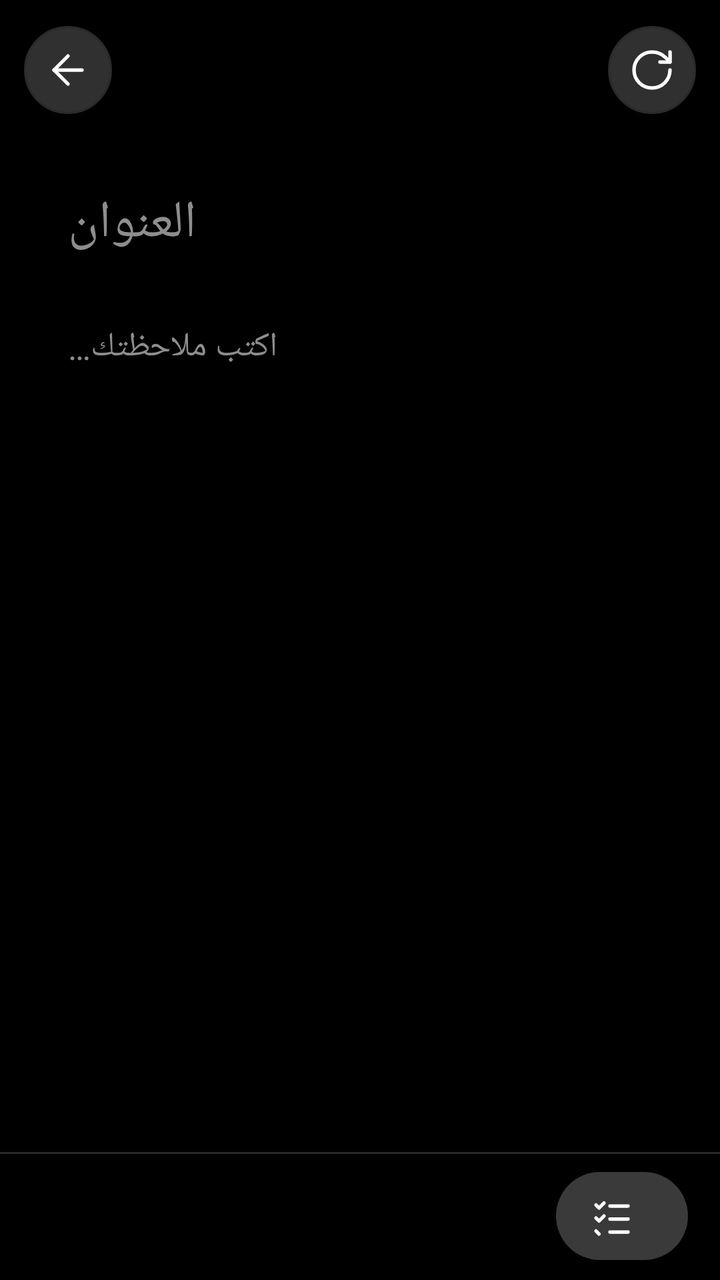
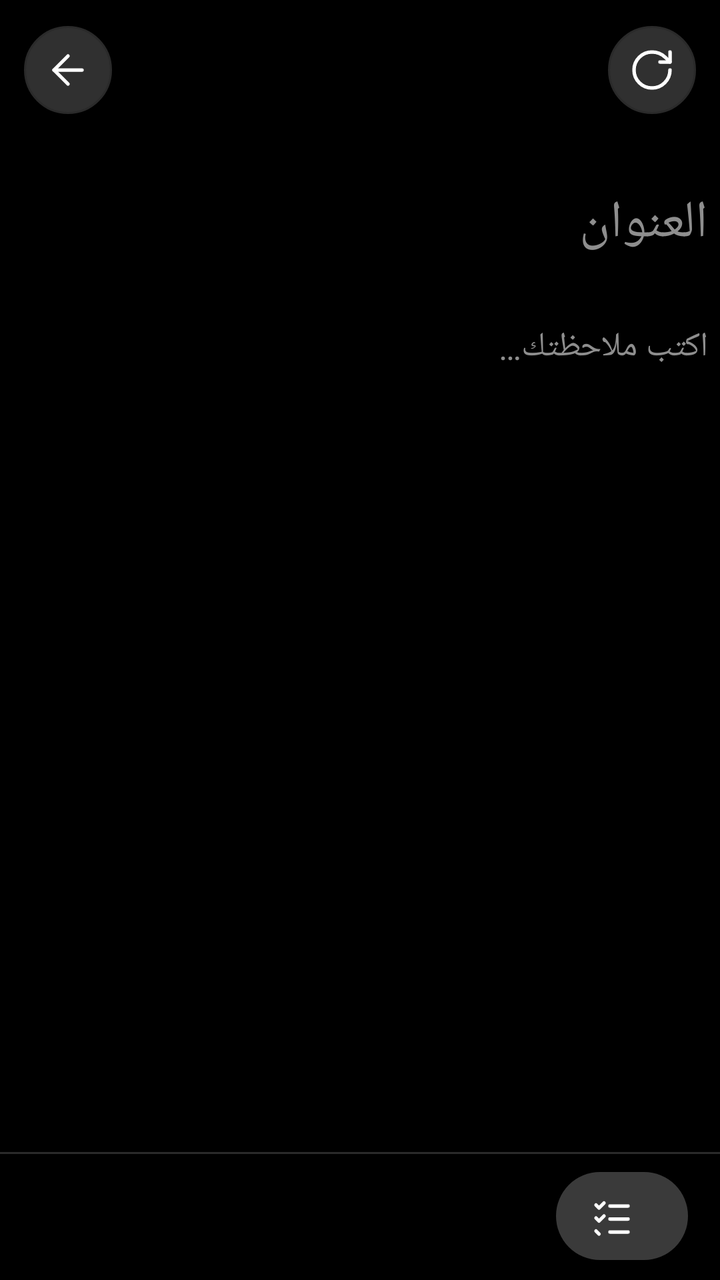

Before-and-after screenshots of an Android layout around one commit, followed by the original layout XML and the change that was made.
<!-- AndroidManifest.xml: application theme AppTheme -->
<!-- res/layout/activity_editor.xml -->
<?xml version="1.0" encoding="utf-8"?>
<LinearLayout xmlns:android="http://schemas.android.com/apk/res/android"
    android:layout_width="match_parent"
    android:layout_height="match_parent"
    android:background="@color/bg"
    android:orientation="vertical">

    <include layout="@layout/view_header" />

    <ScrollView
        android:id="@+id/scroll"
        android:layout_width="match_parent"
        android:layout_height="0dp"
        android:layout_weight="1"
        android:clipToPadding="false"
        android:fillViewport="true"
        android:paddingBottom="8dp"
        android:scrollbars="none">

        <LinearLayout
            android:id="@+id/page"
            android:layout_width="match_parent"
            android:layout_height="wrap_content"
            android:layout_marginStart="14dp"
            android:layout_marginTop="4dp"
            android:layout_marginEnd="14dp"
            android:minHeight="320dp"
            android:orientation="vertical"
            android:paddingStart="20dp"
            android:paddingTop="16dp"
            android:paddingEnd="20dp"
            android:paddingBottom="16dp">

            <EditText
                android:id="@+id/noteTitle"
                android:layout_width="match_parent"
                android:layout_height="wrap_content"
                android:background="@null"
                android:fontFamily="serif"
                android:hint="@string/title_hint"
                android:importantForAutofill="no"
                android:inputType="textCapSentences|textMultiLine"
                android:maxLines="3"
                android:paddingTop="6dp"
                android:paddingBottom="6dp"
                android:textAlignment="viewStart"
                android:textColor="@color/text_primary"
                android:textColorHint="@color/text_hint"
                android:textSize="26sp" />

            <TextView
                android:id="@+id/meta"
                android:layout_width="match_parent"
                android:layout_height="wrap_content"
                android:paddingBottom="10dp"
                android:textAlignment="viewStart"
                android:textColor="@color/text_secondary"
                android:textSize="12sp" />

            <EditText
                android:id="@+id/body"
                android:layout_width="match_parent"
                android:layout_height="wrap_content"
                android:background="@null"
                android:gravity="top|start"
                android:hint="@string/body_hint"
                android:importantForAutofill="no"
                android:inputType="textMultiLine|textCapSentences"
                android:lineSpacingMultiplier="1.2"
                android:minHeight="240dp"
                android:textAlignment="viewStart"
                android:textColor="@color/text_primary"
                android:textColorHint="@color/text_hint"
                android:textSize="17sp" />

            <LinearLayout
                android:id="@+id/items"
                android:layout_width="match_parent"
                android:layout_height="wrap_content"
                android:orientation="vertical"
                android:visibility="gone" />

            <TextView
                android:id="@+id/addItem"
                android:layout_width="wrap_content"
                android:layout_height="wrap_content"
                android:drawablePadding="10dp"
                android:drawableStart="@drawable/ic_add"
                android:drawableTint="@color/accent_text"
                android:gravity="center_vertical"
                android:minHeight="48dp"
                android:text="@string/add_item"
                android:textColor="@color/accent_text"
                android:textSize="15sp"
                android:visibility="gone" />
        </LinearLayout>
    </ScrollView>

    <LinearLayout
        android:layout_width="match_parent"
        android:layout_height="wrap_content"
        android:background="@drawable/bg_bottom_bar"
        android:gravity="center_vertical"
        android:orientation="horizontal"
        android:paddingStart="16dp"
        android:paddingTop="10dp"
        android:paddingEnd="16dp"
        android:paddingBottom="10dp">

        <HorizontalScrollView
            android:layout_width="0dp"
            android:layout_height="wrap_content"
            android:layout_weight="1"
            android:scrollbars="none">

            <LinearLayout
                android:id="@+id/palette"
                android:layout_width="wrap_content"
                android:layout_height="wrap_content"
                android:orientation="horizontal" />
        </HorizontalScrollView>

        <TextView
            android:id="@+id/btnKind"
            android:layout_width="wrap_content"
            android:layout_height="wrap_content"
            android:background="@drawable/bg_pill_neutral"
            android:drawablePadding="8dp"
            android:drawableStart="@drawable/ic_checklist"
            android:drawableTint="@color/text_primary"
            android:gravity="center_vertical"
            android:minHeight="44dp"
            android:paddingStart="16dp"
            android:paddingEnd="18dp"
            android:textColor="@color/text_primary"
            android:textSize="14sp" />
    </LinearLayout>
</LinearLayout>
<!-- res/layout/view_header.xml (included above) -->
<?xml version="1.0" encoding="utf-8"?>
<LinearLayout xmlns:android="http://schemas.android.com/apk/res/android"
    xmlns:app="http://schemas.android.com/apk/res-auto"
    android:layout_width="match_parent"
    android:layout_height="wrap_content"
    android:gravity="center_vertical"
    android:minHeight="68dp"
    android:orientation="horizontal"
    android:paddingStart="12dp"
    android:paddingTop="10dp"
    android:paddingEnd="12dp"
    android:paddingBottom="8dp">

    <ImageButton
        android:id="@+id/btnBack"
        style="@style/IconButton"
        android:contentDescription="@string/back"
        android:src="@drawable/ic_back" />

    <LinearLayout
        android:layout_width="0dp"
        android:layout_height="wrap_content"
        android:layout_weight="1"
        android:gravity="center_horizontal"
        android:orientation="vertical"
        android:paddingStart="8dp"
        android:paddingEnd="8dp">

        <TextView
            android:id="@+id/title"
            android:layout_width="match_parent"
            android:layout_height="wrap_content"
            android:ellipsize="end"
            android:fontFamily="serif"
            android:gravity="center"
            android:maxLines="1"
            android:textColor="@color/text_primary"
            android:textSize="20sp"
            app:autoSizeMaxTextSize="20sp"
            app:autoSizeMinTextSize="14sp"
            app:autoSizeStepGranularity="1sp"
            app:autoSizeTextType="uniform" />

        <TextView
            android:id="@+id/subtitle"
            android:layout_width="match_parent"
            android:layout_height="wrap_content"
            android:layout_marginTop="1dp"
            android:ellipsize="middle"
            android:gravity="center"
            android:singleLine="true"
            android:textColor="@color/text_secondary"
            android:textSize="12sp" />
    </LinearLayout>

    <ImageButton
        android:id="@+id/btnA1"
        style="@style/IconButton"
        android:layout_marginEnd="6dp"
        android:visibility="gone" />

    <ImageButton
        android:id="@+id/btnA2"
        style="@style/IconButton"
        android:layout_marginEnd="6dp"
        android:visibility="gone" />

    <ImageButton
        android:id="@+id/btnRefresh"
        style="@style/IconButton"
        android:contentDescription="@string/refresh"
        android:src="@drawable/ic_refresh" />
</LinearLayout>
<!-- resources referenced by this layout -->
<resources>
  <color name="accent_text">#8EA9FF</color>
  <color name="bg">#000000</color>
  <color name="text_hint">#8E8E8E</color>
  <color name="text_primary">#FFFFFF</color>
  <color name="text_secondary">#B4B4B4</color>
  <!-- drawable bg_bottom_bar (drawable) -->
  <?xml version="1.0" encoding="utf-8"?>
  <layer-list xmlns:android="http://schemas.android.com/apk/res/android">
      <item>
          <shape android:shape="rectangle">
              <solid android:color="@color/bg" />
          </shape>
      </item>
      <item android:height="1dp" android:gravity="top">
          <shape android:shape="rectangle">
              <solid android:color="@color/stroke_soft" />
          </shape>
      </item>
  </layer-list>
  <!-- drawable bg_pill_neutral (drawable) -->
  <?xml version="1.0" encoding="utf-8"?>
  <shape xmlns:android="http://schemas.android.com/apk/res/android" android:shape="rectangle">
      <solid android:color="@color/neutral_soft" />
      <corners android:radius="100dp" />
  </shape>
  <string name="add_item">إضافة عنصر</string>
  <string name="back">رجوع</string>
  <string name="body_hint">اكتب ملاحظتك…</string>
  <string name="refresh">تحديث</string>
  <string name="title_hint">العنوان</string>
  <style name="IconButton">
          <item name="android:layout_width">44dp</item>
          <item name="android:layout_height">44dp</item>
          <item name="android:background">@drawable/bg_icon_btn</item>
          <item name="android:tint">@color/text_primary</item>
          <item name="android:scaleType">center</item>
      </style>
  <color name="stroke_soft">#2A2A2A</color>
  <color name="neutral_soft">#3A3A3A</color>
  <!-- drawable bg_icon_btn (drawable) -->
  <?xml version="1.0" encoding="utf-8"?>
  <ripple xmlns:android="http://schemas.android.com/apk/res/android" android:color="@color/ripple">
      <item>
          <shape android:shape="oval">
              <solid android:color="@color/surface" />
              <stroke android:width="1dp" android:color="@color/stroke_soft" />
          </shape>
      </item>
  </ripple>
  <color name="accent">#3566EF</color>
  <style name="AppDialog" parent="Theme.AppCompat.Dialog.Alert">
          <item name="colorAccent">@color/accent_text</item>
          <item name="android:windowBackground">@drawable/bg_dialog</item>
          <item name="android:textColorPrimary">@color/text_primary</item>
          <item name="android:textColorSecondary">@color/text_secondary</item>
          <item name="android:backgroundDimAmount">0.62</item>
          <item name="android:windowAnimationStyle">@style/DialogAnim</item>
          <item name="windowMinWidthMinor">92%</item>
          <item name="windowMinWidthMajor">60%</item>
          <item name="android:windowElevation">0dp</item>
      </style>
  <style name="ActivityAnim" parent="@android:style/Animation.Activity">
          <item name="android:activityOpenEnterAnimation">@anim/act_open_enter</item>
          <item name="android:activityOpenExitAnimation">@anim/act_open_exit</item>
          <item name="android:activityCloseEnterAnimation">@anim/act_close_enter</item>
          <item name="android:activityCloseExitAnimation">@anim/act_close_exit</item>
      </style>
  <color name="ripple">#22FFFFFF</color>
  <color name="surface">#303030</color>
  <!-- drawable bg_dialog (drawable) -->
  <?xml version="1.0" encoding="utf-8"?>
  <inset xmlns:android="http://schemas.android.com/apk/res/android"
      android:insetLeft="6dp"
      android:insetTop="6dp"
      android:insetRight="6dp"
      android:insetBottom="6dp">
      <shape android:shape="rectangle">
          <solid android:color="@color/surface" />
          <stroke android:width="1dp" android:color="@color/stroke" />
          <corners android:radius="32dp" />
      </shape>
  </inset>
  <style name="DialogAnim" parent="@android:style/Animation.Dialog">
          <item name="android:windowEnterAnimation">@anim/dlg_in</item>
          <item name="android:windowExitAnimation">@anim/dlg_out</item>
      </style>
  <color name="stroke">#454545</color>
  <!-- unchanged entries left out for length: 5 -->
</resources>

<!-- the commit's change to res/layout/activity_editor.xml (unified diff, before → after) -->
@@ -43,7 +43,8 @@
                 android:maxLines="3"
                 android:paddingTop="6dp"
                 android:paddingBottom="6dp"
-                android:textAlignment="viewStart"
+                android:textAlignment="textStart"
+                android:textDirection="firstStrong"
                 android:textColor="@color/text_primary"
                 android:textColorHint="@color/text_hint"
                 android:textSize="26sp" />
@@ -68,7 +69,8 @@
                 android:inputType="textMultiLine|textCapSentences"
                 android:lineSpacingMultiplier="1.2"
                 android:minHeight="240dp"
-                android:textAlignment="viewStart"
+                android:textAlignment="textStart"
+                android:textDirection="firstStrong"
                 android:textColor="@color/text_primary"
                 android:textColorHint="@color/text_hint"
                 android:textSize="17sp" />
